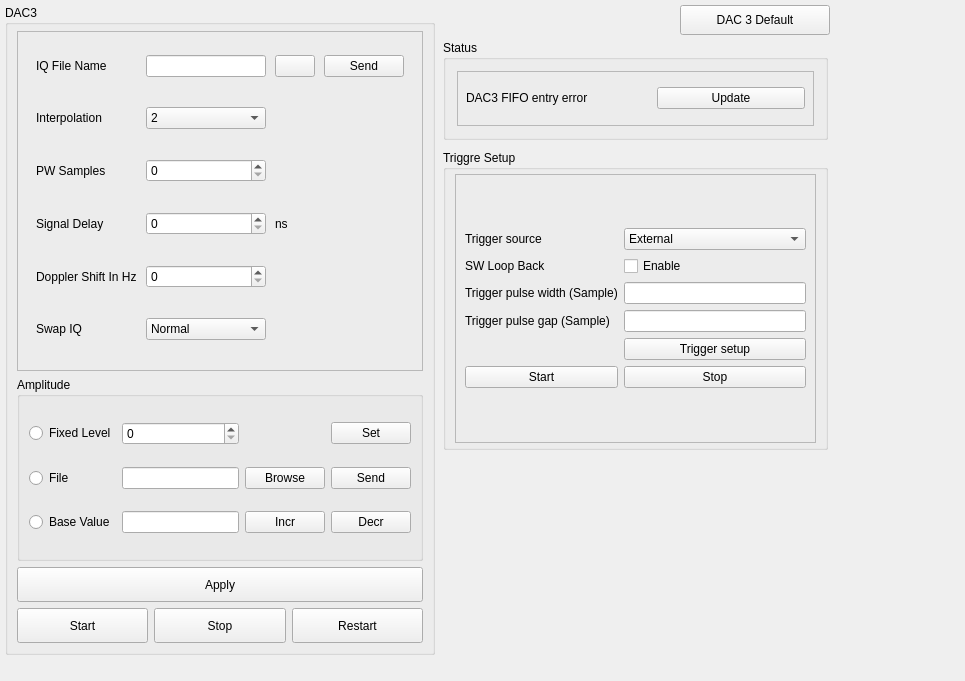
This is TargetEchoGen/rf.ui in razzzz87/TargetEchoGen as Qt 5 draws it before an edit. The edited form follows.
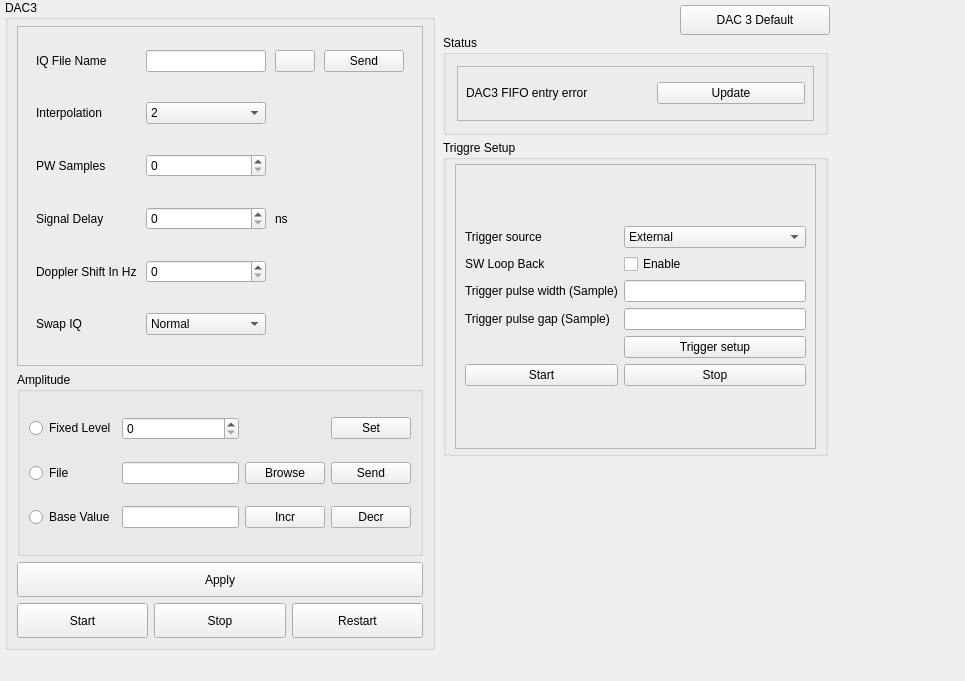
This is the edited form. Icons and pictures are not drawn.

```diff
--- a/TargetEchoGen/rf.ui
+++ b/TargetEchoGen/rf.ui
@@ -152,7 +152,7 @@
    <property name="geometry">
     <rect>
      <x>443</x>
-     <y>40</y>
+     <y>35</y>
      <width>385</width>
      <height>100</height>
     </rect>
@@ -259,7 +259,7 @@
    <property name="geometry">
     <rect>
      <x>5</x>
-     <y>5</y>
+     <y>0</y>
      <width>430</width>
      <height>650</height>
     </rect>
@@ -578,9 +578,9 @@
    <property name="geometry">
     <rect>
      <x>443</x>
-     <y>150</y>
+     <y>140</y>
      <width>385</width>
-     <height>300</height>
+     <height>316</height>
     </rect>
    </property>
    <property name="title">
```
